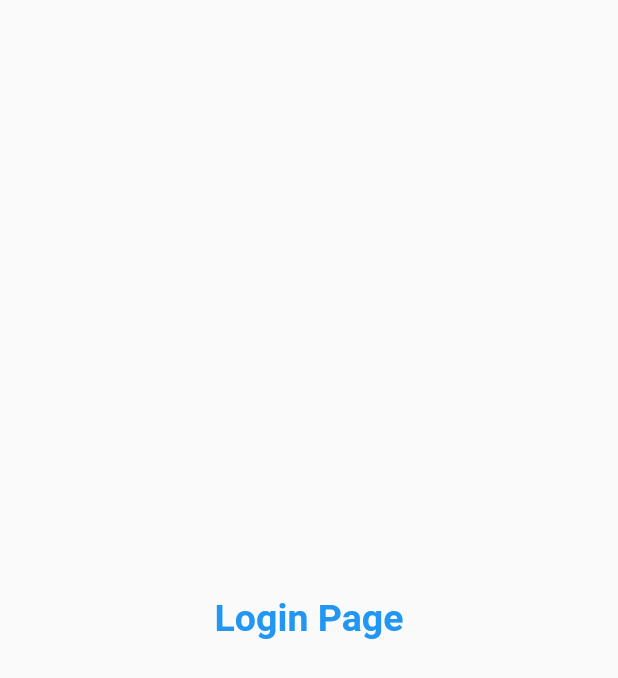
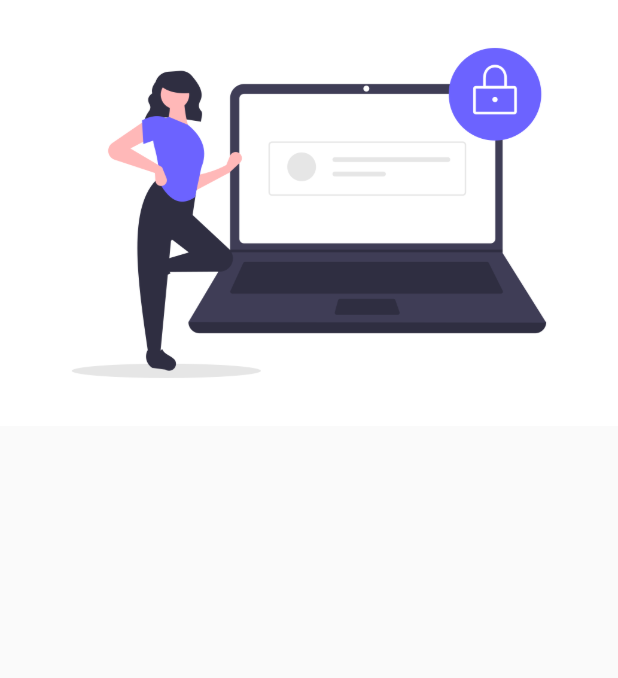
Before and after one commit to Kdhiman95/First-flutter-app, a Flutter app: the screen it shows after launch, on a phone screen of 412 x 824 dp. Shown: the top 678 px of the screen. Run offline on Flutter 3.47's test engine with Material 2 defaults, Android fonts, the phone set to English and light mode, and no system bars.

Commit message:
Day 4 completed

```diff
--- a/lib/pages/login_page.dart
+++ b/lib/pages/login_page.dart
@@ -1,18 +1,18 @@
 import 'package:flutter/material.dart';
 
 class LoginPage extends StatelessWidget {
+  const LoginPage({Key? key}) : super(key: key);
+
   @override
   Widget build(BuildContext context) {
     return Material(
-      child: Center(
-        child: Text(
-          "Login Page",
-          style: TextStyle(
-            fontSize: 25,
-            color: Colors.blue,
-            fontWeight: FontWeight.bold,
+      child: Column(
+        children: [
+          Image.asset(
+            "assets/images/login_img.png",
+            fit: BoxFit.cover,
           ),
-        ),
+        ],
       ),
     );
   }
--- a/pubspec.yaml
+++ b/pubspec.yaml
@@ -58,8 +58,8 @@ flutter:
   uses-material-design: true
 
   # To add assets to your application, add an assets section, like this:
-  # assets:
-  #   - images/a_dot_burr.jpeg
+  assets:
+    - assets/images/
   #   - images/a_dot_ham.jpeg
 
   # An image asset can refer to one or more resolution-specific "variants", see
```
Also changed, not shown: assets/images/login_img.png (added).
